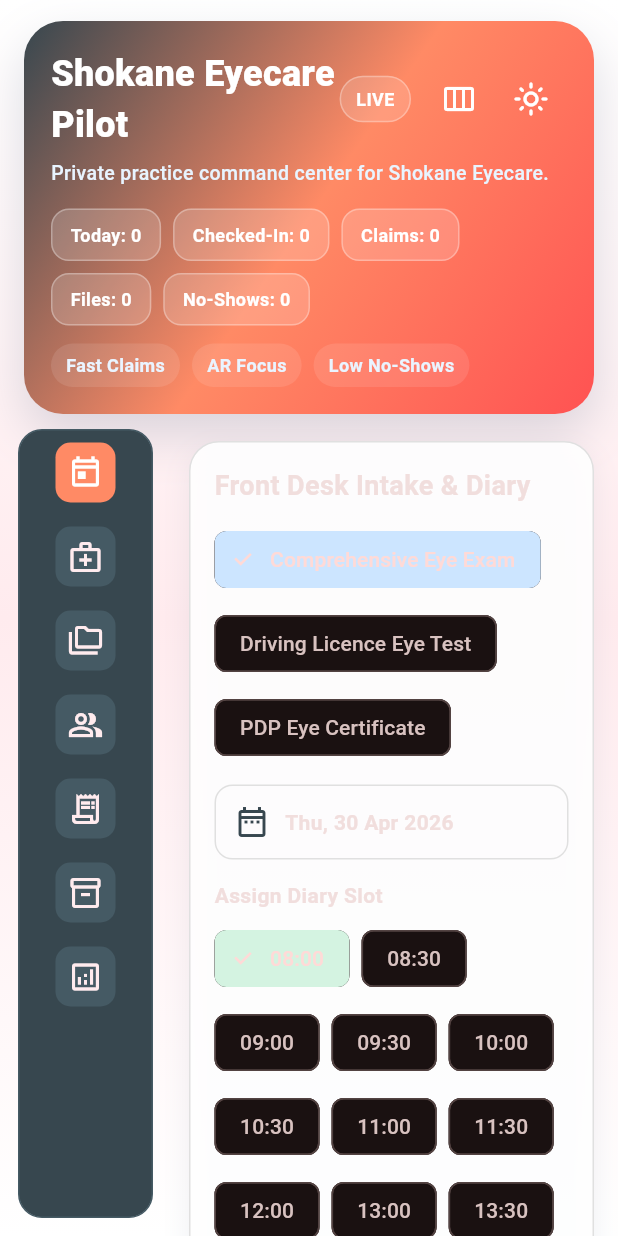
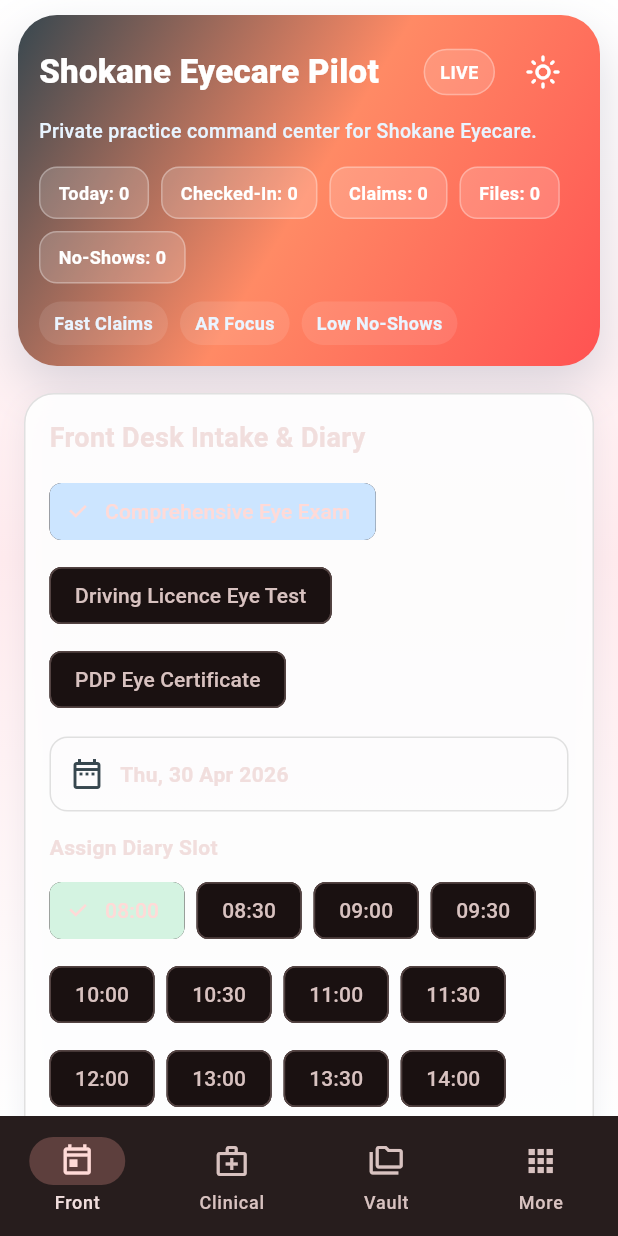
Before and after one commit to KutumelaP/shokane-eyecare-pilot-demo, a Flutter app: the screen it shows after launch, after a tap on the "dark mode" icon, on a phone screen of 412 x 824 dp. Run offline on Flutter 3.47's test engine with Material 3 defaults, Android fonts, the phone set to English and light mode, and no system bars; our stand-ins replace file_picker, pdf, printing.

Commit message:
Improve mobile responsiveness with bottom navigation and compact header behavior.
Optimize phone-width navigation by replacing side rail with bottom tabs plus a More sheet while preserving desktop layout.

Made-with: Cursor

```diff
--- a/lib/main.dart
+++ b/lib/main.dart
@@ -869,12 +869,127 @@ class _EyecarePilotScreenState extends State<EyecarePilotScreen> {
   Practice selectedPractice = EyecareRepository.practices.first;
   bool forceCompactRail = false;
 
+  int _mobileNavIndexFor(AppModule module) {
+    switch (module) {
+      case AppModule.frontDesk:
+        return 0;
+      case AppModule.clinicalClaims:
+        return 1;
+      case AppModule.recordsVault:
+        return 2;
+      case AppModule.patients:
+      case AppModule.billing:
+      case AppModule.inventory:
+      case AppModule.reports:
+        return 3;
+    }
+  }
+
+  void _onMobileNavTap(int index) {
+    switch (index) {
+      case 0:
+        setState(() => selectedModule = AppModule.frontDesk);
+        return;
+      case 1:
+        setState(() => selectedModule = AppModule.clinicalClaims);
+        return;
+      case 2:
+        setState(() => selectedModule = AppModule.recordsVault);
+        return;
+      case 3:
+        _openMoreModulesSheet();
+        return;
+    }
+  }
+
+  Future<void> _openMoreModulesSheet() async {
+    await showModalBottomSheet<void>(
+      context: context,
+      backgroundColor: Colors.transparent,
+      builder: (context) => Container(
+        margin: const EdgeInsets.fromLTRB(12, 8, 12, 16),
+        padding: const EdgeInsets.fromLTRB(12, 12, 12, 18),
+        decoration: BoxDecoration(
+          color: AppPalette.surface,
+          borderRadius: BorderRadius.circular(18),
+          border: Border.all(color: AppPalette.border),
+        ),
+        child: SafeArea(
+          top: false,
+          child: Column(
+            mainAxisSize: MainAxisSize.min,
+            children: [
+              _mobileModuleTile(
+                AppModule.patients,
+                Icons.people_alt_outlined,
+                'Patients',
+              ),
+              _mobileModuleTile(
+                AppModule.billing,
+                Icons.receipt_long_outlined,
+                'Billing',
+              ),
+              _mobileModuleTile(
+                AppModule.inventory,
+                Icons.inventory_2_outlined,
+                'Stock',
+              ),
+              _mobileModuleTile(
+                AppModule.reports,
+                Icons.analytics_outlined,
+                'Reports',
+              ),
+            ],
+          ),
+        ),
+      ),
+    );
+  }
+
+  Widget _mobileModuleTile(AppModule module, IconData icon, String label) {
+    return ListTile(
+      leading: Icon(icon, color: AppPalette.primary),
+      title: Text(label),
+      trailing: const Icon(Icons.chevron_right),
+      onTap: () {
+        Navigator.pop(context);
+        setState(() => selectedModule = module);
+      },
+    );
+  }
+
   @override
   Widget build(BuildContext context) {
-    final desktop = MediaQuery.of(context).size.width > 980;
+    final width = MediaQuery.of(context).size.width;
+    final desktop = width > 980;
+    final mobile = width < 760;
     final compactRail = !desktop || forceCompactRail;
 
     return Scaffold(
+      bottomNavigationBar: mobile
+          ? NavigationBar(
+              selectedIndex: _mobileNavIndexFor(selectedModule),
+              onDestinationSelected: _onMobileNavTap,
+              destinations: const [
+                NavigationDestination(
+                  icon: Icon(Icons.today_outlined),
+                  label: 'Front',
+                ),
+                NavigationDestination(
+                  icon: Icon(Icons.medical_services_outlined),
+                  label: 'Clinical',
+                ),
+                NavigationDestination(
+                  icon: Icon(Icons.folder_copy_outlined),
+                  label: 'Vault',
+                ),
+                NavigationDestination(
+                  icon: Icon(Icons.apps_outlined),
+                  label: 'More',
+                ),
+              ],
+            )
+          : null,
       body: Container(
         decoration: const BoxDecoration(
           gradient: LinearGradient(
@@ -900,10 +1015,12 @@ class _EyecarePilotScreenState extends State<EyecarePilotScreen> {
                   }
                 },
                 compactRail: compactRail,
+                isMobile: mobile,
               ),
               Expanded(
                 child: Row(
                   children: [
+                    if (!mobile)
                       _ModuleRail(
                         selectedModule: selectedModule,
                         onSelect: (module) =>
@@ -990,6 +1107,7 @@ class _Header extends StatelessWidget {
     required this.onToggleTheme,
     required this.onToggleRailMode,
     required this.compactRail,
+    required this.isMobile,
   });
 
   final Practice selectedPractice;
@@ -998,13 +1116,14 @@ class _Header extends StatelessWidget {
   final VoidCallback onToggleTheme;
   final VoidCallback onToggleRailMode;
   final bool compactRail;
+  final bool isMobile;
 
   @override
   Widget build(BuildContext context) {
     return Padding(
-      padding: const EdgeInsets.fromLTRB(16, 14, 16, 10),
+      padding: EdgeInsets.fromLTRB(12, isMobile ? 10 : 14, 12, 10),
       child: Container(
-        padding: const EdgeInsets.all(18),
+        padding: EdgeInsets.all(isMobile ? 14 : 18),
         decoration: BoxDecoration(
           borderRadius: BorderRadius.circular(26),
           gradient: const LinearGradient(
@@ -1034,7 +1153,7 @@ class _Header extends StatelessWidget {
                     'Shokane Eyecare Pilot',
                     style: TextStyle(
                       color: Colors.white,
-                      fontSize: 24,
+                      fontSize: 22,
                       fontWeight: FontWeight.w800,
                       letterSpacing: 0.2,
                     ),
@@ -1060,8 +1179,11 @@ class _Header extends StatelessWidget {
                   ),
                 ),
                 const SizedBox(width: 8),
+                if (!isMobile)
                   IconButton(
-                  tooltip: compactRail ? 'Expand sidebar' : 'Collapse sidebar',
+                    tooltip: compactRail
+                        ? 'Expand sidebar'
+                        : 'Collapse sidebar',
                     onPressed: onToggleRailMode,
                     icon: Icon(
                       compactRail
```
Also changed, not shown: docs/assets/fonts/MaterialIcons-Regular.otf, 3 other files. Lines whose indentation alone changed are shown as unchanged.
